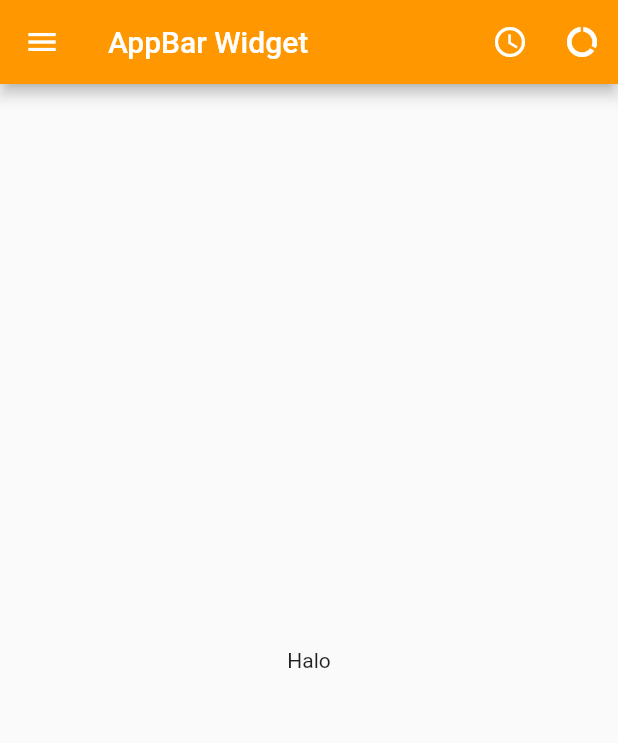
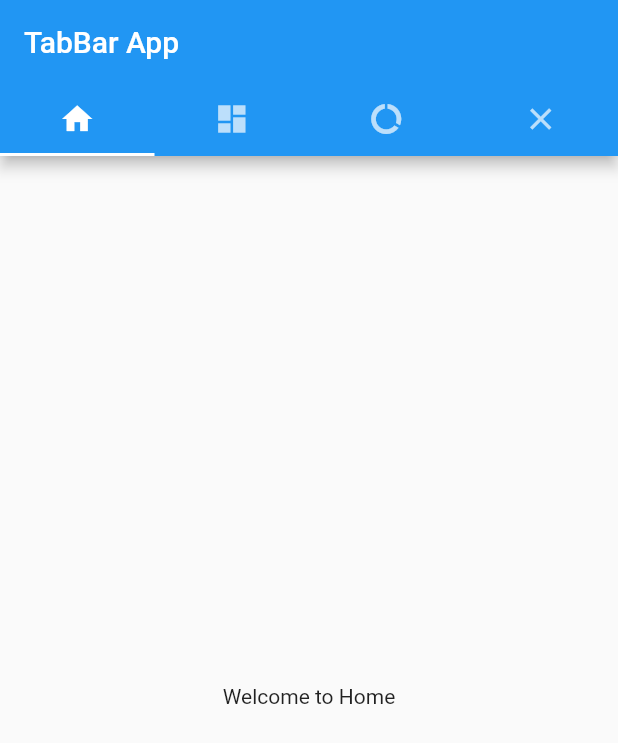
Before and after one commit to rinapratama335/udaflutter, a Flutter app: the screen it shows after launch, on a phone screen of 412 x 824 dp. Shown: the top 743 px of the screen. Run offline on Flutter 3.47's test engine with Material 2 defaults, Android fonts, the phone set to English and light mode, and no system bars.

Commit message:
membuat tab bar (#9)
Co-authored-by: irwantowibowotech <irwantowibowotech@gmail.com>

```diff
--- a/lib/main.dart
+++ b/lib/main.dart
@@ -1,7 +1,7 @@
 import 'package:flutter/material.dart';
 
 void main() {
-  runApp(new MaterialApp(home: new MyApp()));
+  runApp(new MaterialApp(home: new MyApp(),));
 }
 
 class MyApp extends StatefulWidget {
@@ -9,48 +9,45 @@ class MyApp extends StatefulWidget {
   _MyAppState createState() => _MyAppState();
 }
 
-// AppBar
-/*
-class _MyAppState extends State<MyApp> {
+class _MyAppState extends State<MyApp> with SingleTickerProviderStateMixin {
+  TabController tabController;
+
+  void initState() {
+    tabController = new TabController(length: 4, vsync: this);
+  }
+
   @override
   Widget build(BuildContext context) {
     return new Scaffold(
       appBar: new AppBar(
-        backgroundColor: Colors.orange,
-        title: new Text('Appbar Widget'),
-        titleSpacing: 80.0,
-        elevation: 35.0,
-        toolbarOpacity: 0.5,
+        title: new Text('TabBar App'),
+        bottom: new TabBar(
+          controller: tabController,
+          tabs: <Widget>[
+            new Tab(icon: new Icon(Icons.home),),
+            new Tab(icon: new Icon(Icons.dashboard),),
+            new Tab(icon: new Icon(Icons.data_usage),),
+            new Tab(icon: new Icon(Icons.close),),
+          ],
+        ),
+      ),
+      body: new TabBarView(
+        controller: tabController,
+        children: <Widget>[
+          new Center(
+            child: new Text('Welcome to Home'),
+          ),
+          new Center(
+            child: new Text('Wolcome to Dashboard'),
+          ),
+          new Center(
+            child: new Text('Welcomr to data usage'),
+          ),
+          new Center(
+            child: new Text('Welcome to Close'),
+          )
+        ],
       ),
     );
   }
 }
-*/
-
-// AppBar dengan Leading Action
-class _MyAppState extends State<MyApp> {
-  String txt = 'Halo';
-  @override
-  Widget build(BuildContext context) {
-    return new Scaffold(
-      appBar: new AppBar(
-        backgroundColor: Colors.orange,
-        title: new Text('AppBar Widget'),
-        leading: new Icon(Icons.menu),
-        actions: <Widget>[
-          new IconButton(
-              icon: new Icon(Icons.access_time),
-              onPressed: () => {txt = 'This is Arrow Button'}
-              ),
-          new IconButton(
-              icon: new Icon(Icons.data_usage),
-              onPressed: () => {txt = 'This is Data Button'}
-          )
-        ],
-      ),
-      body: new Center(
-        child: new Text(txt),
-      ),
-    );
-  }
-}
```
